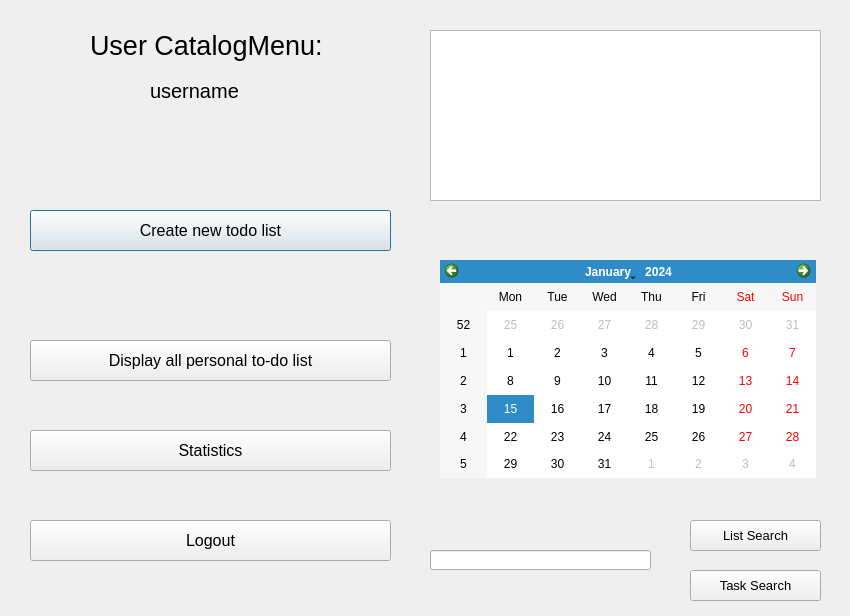
Old version of the form secondmain.ui in the repository kuku20/qttodolist.
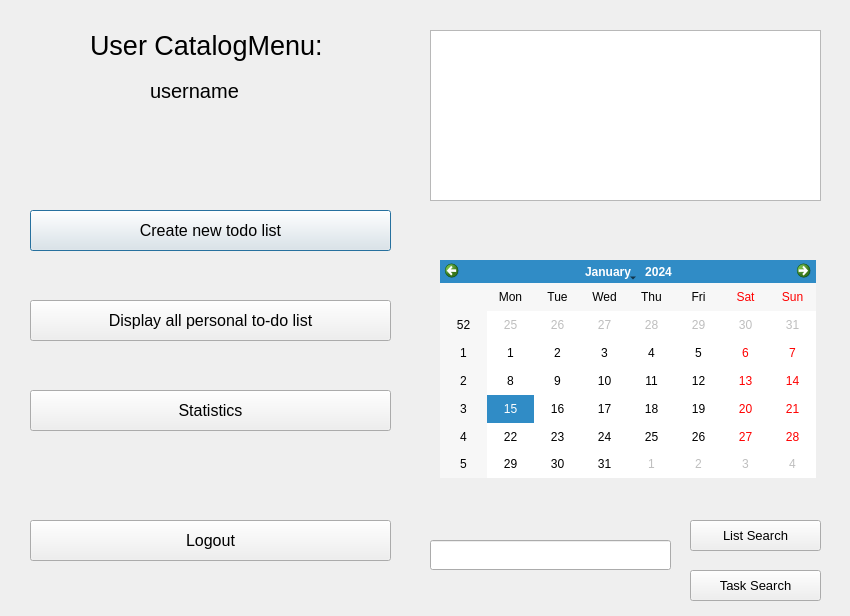
New version of the form.

What changed in the file:
```diff
--- a/secondmain.ui
+++ b/secondmain.ui
@@ -53,7 +53,7 @@
    <property name="geometry">
     <rect>
      <x>30</x>
-     <y>340</y>
+     <y>300</y>
      <width>361</width>
      <height>41</height>
     </rect>
@@ -85,24 +85,6 @@
     <string>Logout</string>
    </property>
   </widget>
-  <widget class="QLabel" name="label_2">
-   <property name="geometry">
-    <rect>
-     <x>40</x>
-     <y>300</y>
-     <width>351</width>
-     <height>41</height>
-    </rect>
-   </property>
-   <property name="font">
-    <font>
-     <pointsize>12</pointsize>
-    </font>
-   </property>
-   <property name="text">
-    <string/>
-   </property>
-  </widget>
   <widget class="QLabel" name="label_userdb">
    <property name="geometry">
     <rect>
@@ -153,14 +135,14 @@
    <property name="geometry">
     <rect>
      <x>430</x>
-     <y>550</y>
-     <width>221</width>
-     <height>20</height>
+     <y>540</y>
+     <width>241</width>
+     <height>30</height>
     </rect>
    </property>
    <property name="font">
     <font>
-     <pointsize>10</pointsize>
+     <pointsize>14</pointsize>
     </font>
    </property>
   </widget>
@@ -196,7 +178,7 @@
    <property name="geometry">
     <rect>
      <x>30</x>
-     <y>430</y>
+     <y>390</y>
      <width>361</width>
      <height>41</height>
     </rect>
```
